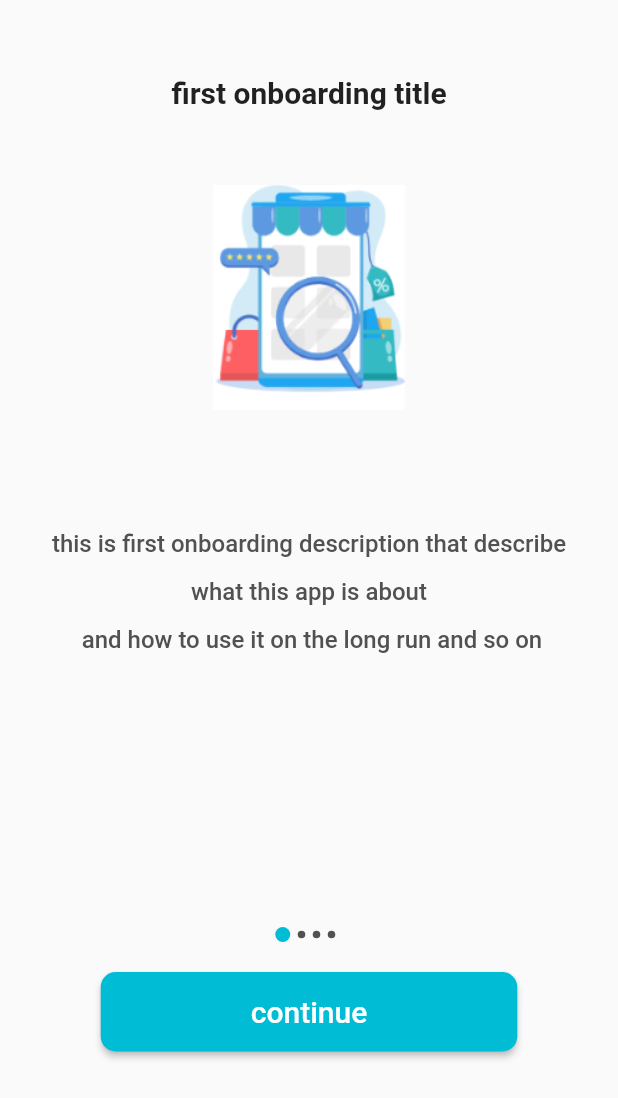
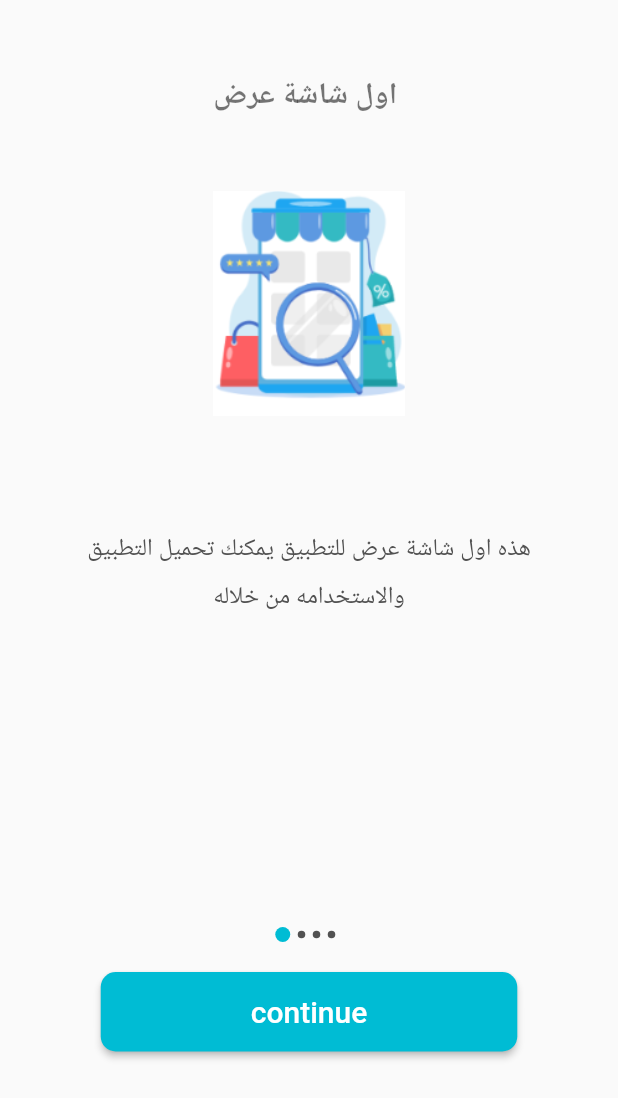
Before and after one commit to ashrafsayed2018/flutter-ecommerce_app, a Flutter app: the screen it shows after launch, on a phone screen of 412 x 824 dp. Shown: the top 1098 px of the screen. Run offline on Flutter 3.47's test engine with Material 2 defaults, Android fonts, the phone set to English and light mode, and no system bars; our stand-ins replace get.

Commit message:
adding texttheme in main.dart

```diff
--- a/lib/data/datasource/static/static.dart
+++ b/lib/data/datasource/static/static.dart
@@ -3,27 +3,23 @@ import 'package:ecommerce_wael/data/model/onboardingmodel.dart';
 
 List<OnBoardingModel> onboardingList = [
   OnBoardingModel(
-    title: 'first onboarding title',
+    title: 'اول شاشة عرض ',
     image: AppImageAsset.onBoardingImageOne,
-    body:
-        'this is first onboarding description that describe what this app is about \n and how to use it on the long run and so on',
+    body: 'هذه اول شاشة عرض للتطبيق يمكنك تحميل التطبيق والاستخدامه من خلاله',
   ),
   OnBoardingModel(
-    title: 'second onboarding title',
+    title: 'ثاني شاشة عرض ',
     image: AppImageAsset.onBoardingImageTwo,
-    body:
-        'this is second onboarding description that describe what this app is about \n and how to use it on the long run and so on',
+    body: 'هذه ثاني شاشة عرض للتطبيق يمكنك تحميل التطبيق والاستخدامه من خلاله',
   ),
   OnBoardingModel(
-    title: 'third onboarding title',
+    title: 'ثالث شاشة عرض ',
     image: AppImageAsset.onBoardingImageThree,
-    body:
-        'this is third onboarding description that describe what this app is about \n and how to use it on the long run and so on',
+    body: 'هذه ثالث شاشة عرض للتطبيق يمكنك تحميل التطبيق والاستخدامه من خلاله',
   ),
   OnBoardingModel(
-    title: 'fourth onboarding title',
+    title: 'رابع شاشة عرض ',
     image: AppImageAsset.onBoardingImageFour,
-    body:
-        'this is fourth onboarding description that describe what this app is about \n and how to use it on the long run and so on',
+    body: 'هذه رابع شاشة عرض للتطبيق يمكنك تحميل التطبيق والاستخدامه من خلاله',
   ),
 ];
--- a/lib/main.dart
+++ b/lib/main.dart
@@ -2,6 +2,7 @@ import 'package:ecommerce_wael/routes.dart';
 import 'package:flutter/material.dart';
 import 'package:get/get.dart';
 
+import 'core/constant/color.dart';
 import 'view/screen/onboarding.dart';
 
 void main() {
@@ -18,8 +19,17 @@ class MyApp extends StatelessWidget {
       debugShowCheckedModeBanner: false,
       title: 'Flutter Demo',
       theme: ThemeData(
-        primarySwatch: Colors.blue,
-      ),
+          textTheme: const TextTheme(
+        headline1: TextStyle(
+          fontSize: 20,
+          fontWeight: FontWeight.bold,
+        ),
+        bodyText1: TextStyle(
+            fontSize: 16,
+            height: 2,
+            color: AppColor.grey,
+            fontWeight: FontWeight.w500),
+      )),
       initialRoute: '/',
       routes: routes,
     );
--- a/lib/view/widget/onboarding/slider.dart
+++ b/lib/view/widget/onboarding/slider.dart
@@ -24,10 +24,7 @@ class OnBoardingSlider extends GetView<OnBoardingControllerImpl> {
             ),
             Text(
               onboardingList[index].title!,
-              style: const TextStyle(
-                fontSize: 20,
-                fontWeight: FontWeight.bold,
-              ),
+              style: Theme.of(context).textTheme.headline1,
             ),
             const SizedBox(
               height: 50,
@@ -47,11 +44,7 @@ class OnBoardingSlider extends GetView<OnBoardingControllerImpl> {
               child: Text(
                 onboardingList[index].body!,
                 textAlign: TextAlign.center,
-                style: const TextStyle(
-                    fontSize: 16,
-                    height: 2,
-                    color: AppColor.grey,
-                    fontWeight: FontWeight.w500),
+                style: Theme.of(context).textTheme.bodyText1,
               ),
             ),
           ],
```
